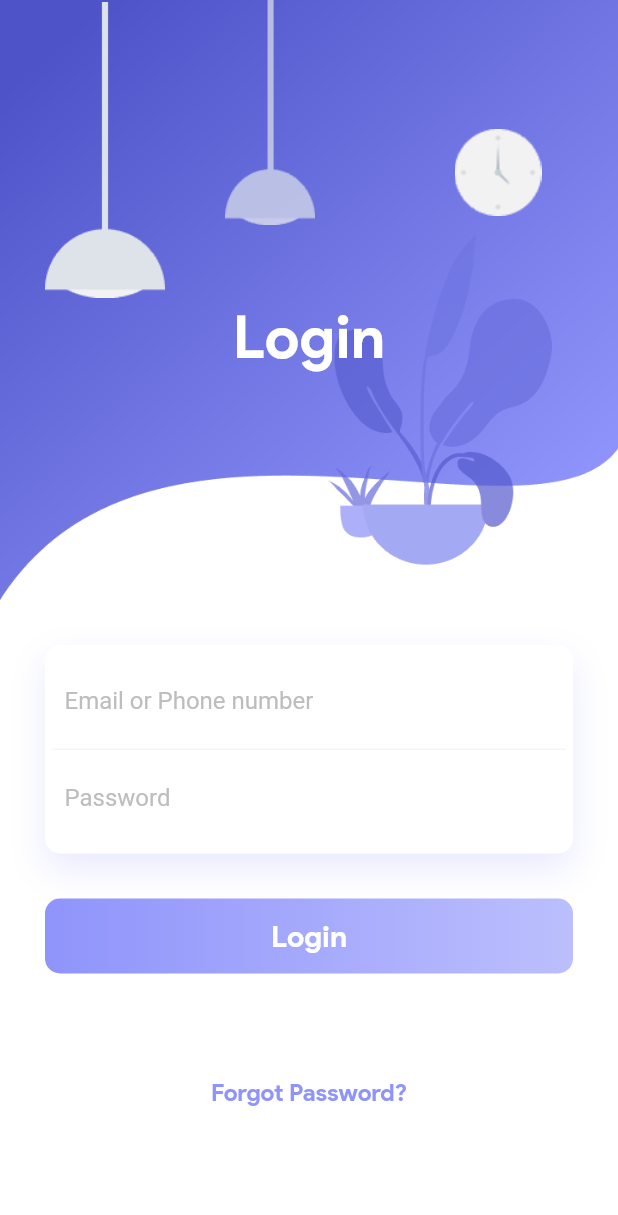
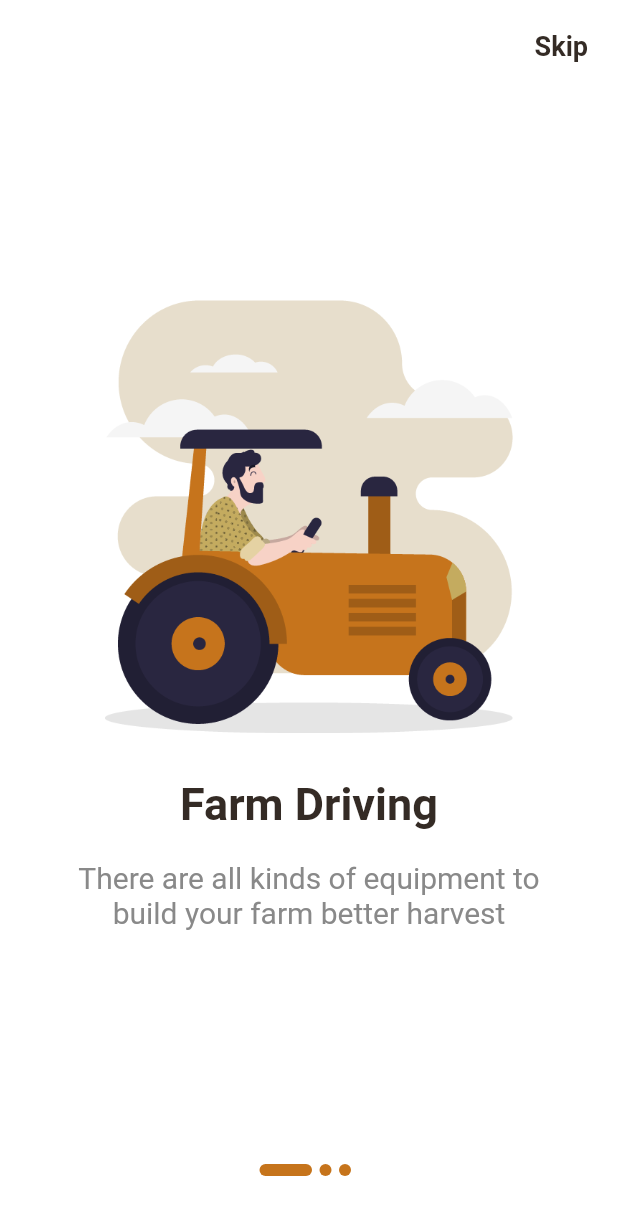
Before and after one commit to joaoaugustojr/flutter_theme, a Flutter app: the screen it shows after launch, on a phone screen of 412 x 824 dp. Shown: the top 1215 px of the screen. Run offline on Flutter 3.47's test engine with Material 2 defaults, Android fonts, the phone set to English and light mode, and no system bars; our stand-ins replace cached_network_image, flutter_icons, flutter_mobx, flutter_staggered_animations, flutter_svg, mobx and 2 more; generated files the repository leaves out were written again.

Commit message:
add page and indicators

```diff
--- a/lib/consts/consts_theme.dart
+++ b/lib/consts/consts_theme.dart
@@ -15,8 +15,27 @@ class Palette {
   static const Color backgroundColor = Color(0xFFECF3F9);
 }
 
+class ColorSys {
+  static const Color primary = Color.fromRGBO(52, 43, 37, 1);
+  static const Color gray = Color.fromRGBO(137, 137, 137, 1);
+  static const Color secoundry = Color.fromRGBO(198, 116, 27, 1);
+  static const Color secoundryLight = Color.fromRGBO(226, 185, 141, 1);
+}
+
 // Gradients
 final Shader linearGradient = LinearGradient(colors: [
   Color(0xffDA44bb),
   Color(0xff8921aa),
 ]).createShader(Rect.fromLTWH(0, 0, 200, 70));
+
+class Strings {
+  static var stepOneTitle = "Farm Driving";
+  static var stepOneContent =
+      "There are all kinds of equipment to build your farm better harvest";
+  static var stepTwoTitle = "Plant Growing";
+  static var stepTwoContent =
+      "Be part of the agriculture and gives your team the  power you need to do your best";
+  static var stepThreeTitle = "Fast Harvesting";
+  static var stepThreeContent =
+      "Your will be proud to be part of agriculture and it’s harvest";
+}
--- a/lib/main.dart
+++ b/lib/main.dart
@@ -1,5 +1,6 @@
 import 'package:flutter/material.dart';
-import 'package:flutter_learning/screems/login/login_page.dart';
+import 'package:flutter_learning/screems/indicators/indicator_screen.dart';
+// import 'package:flutter_learning/screems/login/login_page.dart';
 // import 'package:flutter_learning/screems/login/login_signup.dart';
 // import 'package:flutter_learning/expenses.dart';
 // import 'package:flutter_learning/pokedex/pages/pokedex.dart';
@@ -20,6 +21,7 @@ main() {
     // Pokedex(),
     // WelcomeScreen(),
     // QuizHome(),
-    LoginScreen(),
+    // LoginScreen(),
+    IndicatorScreen(),
   );
 }
--- /dev/null
+++ b/lib/screems/indicators/indicator_screen.dart
@@ -0,0 +1,190 @@
+import 'package:flutter/material.dart';
+import 'package:flutter_learning/consts/consts_theme.dart';
+
+class IndicatorScreen extends StatelessWidget {
+  const IndicatorScreen({Key key}) : super(key: key);
+
+  @override
+  Widget build(BuildContext context) {
+    return MaterialApp(
+      debugShowCheckedModeBanner: false,
+      title: "Indicators UI",
+      home: IndicatorsUI(),
+    );
+  }
+}
+
+class IndicatorsUI extends StatefulWidget {
+  IndicatorsUI({Key key}) : super(key: key);
+
+  @override
+  _IndicatorsUIState createState() => _IndicatorsUIState();
+}
+
+class _IndicatorsUIState extends State<IndicatorsUI> {
+  PageController _pageController;
+  int currentIndex = 0;
+
+  @override
+  void initState() {
+    _pageController = PageController(initialPage: 0);
+    super.initState();
+  }
+
+  @override
+  void dispose() {
+    _pageController.dispose();
+    super.dispose();
+  }
+
+  @override
+  Widget build(BuildContext context) {
+    return Scaffold(
+      backgroundColor: Colors.white,
+      appBar: AppBar(
+        elevation: 0,
+        backgroundColor: Colors.white,
+        actions: [
+          Padding(
+            padding: EdgeInsets.only(right: 20, top: 20),
+            child: Text(
+              "Skip",
+              style: TextStyle(
+                color: ColorSys.primary,
+                fontSize: 18,
+                fontWeight: FontWeight.w600,
+              ),
+            ),
+          ),
+        ],
+      ),
+      body: Stack(
+        alignment: Alignment.bottomCenter,
+        children: [
+          PageView(
+            onPageChanged: (int page) {
+              setState(() {
+                currentIndex = page;
+              });
+            },
+            controller: _pageController,
+            children: [
+              buildPage(
+                image: "assets/images/step-one.png",
+                title: Strings.stepOneTitle,
+                content: Strings.stepOneContent,
+              ),
+              buildPage(
+                reverse: true,
+                image: "assets/images/step-two.png",
+                title: Strings.stepTwoTitle,
+                content: Strings.stepTwoContent,
+              ),
+              buildPage(
+                image: "assets/images/step-three.png",
+                title: Strings.stepThreeTitle,
+                content: Strings.stepThreeContent,
+              ),
+            ],
+          ),
+          Container(
+            margin: EdgeInsets.only(bottom: 40),
+            child: Row(
+              mainAxisAlignment: MainAxisAlignment.center,
+              children: _buildIndicator(),
+            ),
+          ),
+        ],
+      ),
+    );
+  }
+
+  // Builds
+
+  Widget buildPage({image, title, content, reverse = false}) {
+    return Container(
+      padding: EdgeInsets.only(left: 50, right: 50, bottom: 60),
+      child: Column(
+        mainAxisAlignment: MainAxisAlignment.center,
+        children: [
+          !reverse
+              ? Column(
+                  children: [
+                    Padding(
+                      padding: EdgeInsets.symmetric(horizontal: 20),
+                      child: Image.asset(image),
+                    ),
+                    SizedBox(
+                      height: 30,
+                    ),
+                  ],
+                )
+              : SizedBox(),
+          Text(
+            title,
+            style: TextStyle(
+              color: ColorSys.primary,
+              fontSize: 30,
+              fontWeight: FontWeight.bold,
+            ),
+          ),
+          SizedBox(
+            height: 20,
+          ),
+          Text(
+            content,
+            textAlign: TextAlign.center,
+            style: TextStyle(
+              color: ColorSys.gray,
+              fontSize: 20,
+              fontWeight: FontWeight.w400,
+            ),
+          ),
+          reverse
+              ? Column(
+                  children: [
+                    SizedBox(
+                      height: 20,
+                    ),
+                    Padding(
+                      padding: EdgeInsets.symmetric(horizontal: 20),
+                      child: Image.asset(image),
+                    ),
+                    SizedBox(
+                      height: 30,
+                    ),
+                  ],
+                )
+              : SizedBox(),
+        ],
+      ),
+    );
+  }
+
+  List<Widget> _buildIndicator() {
+    List<Widget> indicators = [];
+
+    for (var i = 0; i < 3; i++) {
+      if (currentIndex == i) {
+        indicators.add(_indicator(true));
+      } else {
+        indicators.add(_indicator(false));
+      }
+    }
+
+    return indicators;
+  }
+
+  Widget _indicator(bool isActive) {
+    return AnimatedContainer(
+      duration: Duration(milliseconds: 300),
+      height: 8,
+      width: isActive ? 35 : 8,
+      margin: EdgeInsets.only(right: 5),
+      decoration: BoxDecoration(
+        color: ColorSys.secoundry,
+        borderRadius: BorderRadius.circular(5),
+      ),
+    );
+  }
+}
--- a/pubspec.yaml
+++ b/pubspec.yaml
@@ -79,6 +79,9 @@ flutter:
     - assets/images/clock.png
     - assets/images/light-1.png
     - assets/images/light-2.png
+    - assets/images/step-one.png
+    - assets/images/step-two.png
+    - assets/images/step-three.png
   #   - images/a_dot_ham.jpeg
 
   # An image asset can refer to one or more resolution-specific "variants", see
```
Also changed, not shown: assets/images/step-one.png (added), assets/images/step-three.png (added), assets/images/step-two.png (added).
